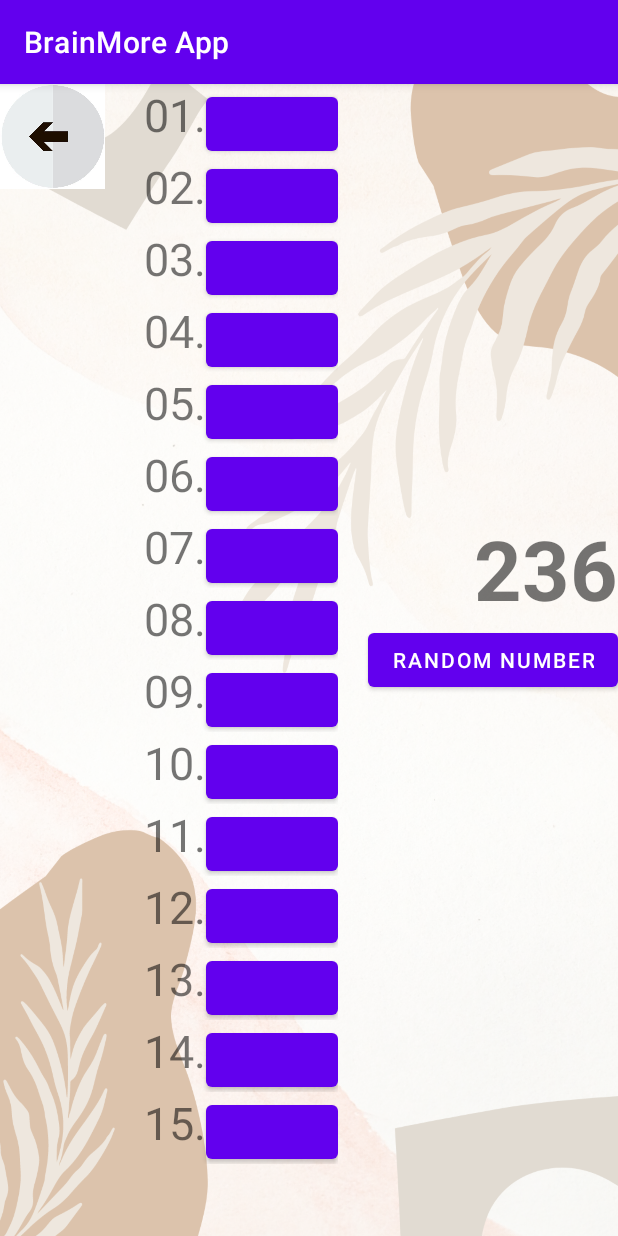
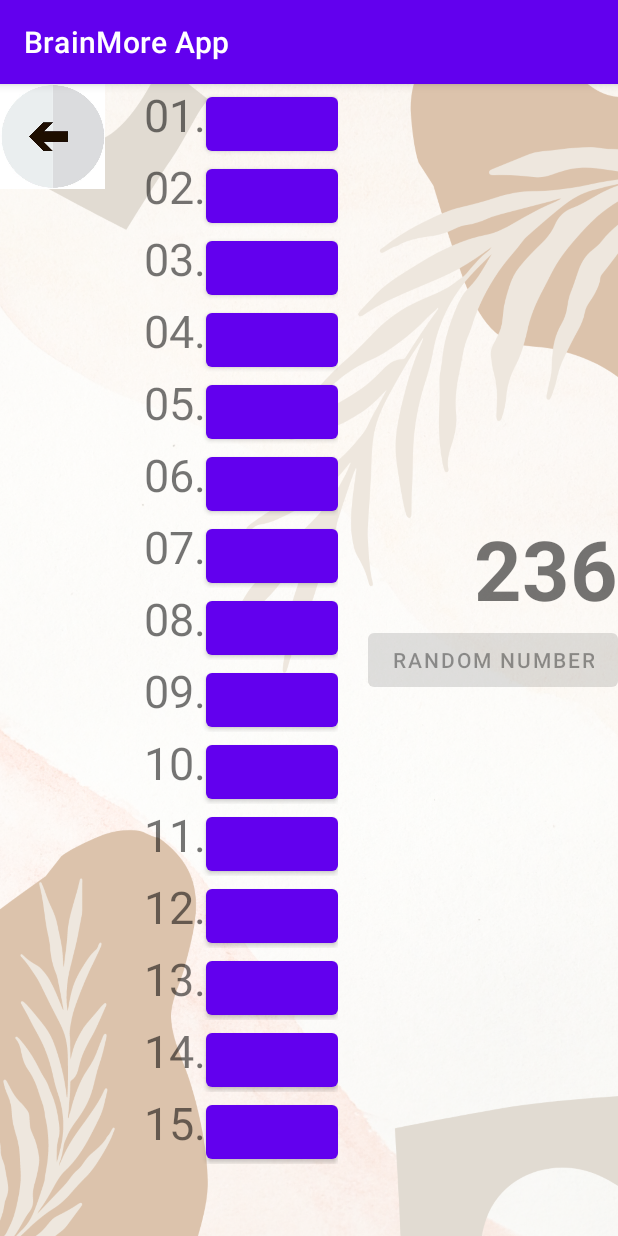
Before and after one commit to livcia/BrainMore_App, an Android app: the Numbers_game screen opened directly, with no data from a screen before it, after a tap on "RANDOM NUMBER", on a phone screen of 412 x 824 dp. Run offline under Robolectric (Android 15) with nearby library versions, the phone set to English and light mode, and no system bars.

Commit message:
new idea to create random number game

```diff
--- a/app/src/main/java/com/example/brainmoreapp/Numbers_game.java
+++ b/app/src/main/java/com/example/brainmoreapp/Numbers_game.java
@@ -8,12 +8,15 @@ import android.view.View;
 import android.widget.Button;
 import android.widget.TextView;
 
+import java.util.ArrayList;
 import java.util.Random;
 
 public class Numbers_game extends AppCompatActivity {
 Boolean lang;
-Button Brandom;
+Button Brandom, b1, b2, b3, b4, b5, b6, b7, b8, b9, b10, b11, b12, b13, b14, b15;
 TextView write_number;
+Integer randomnumber;
+ArrayList<Integer> numbers;
     @Override
     protected void onCreate(Bundle savedInstanceState) {
         super.onCreate(savedInstanceState);
@@ -22,12 +25,149 @@ TextView write_number;
         lang = intent.getBooleanExtra("PL_or_ENG", false);
         Brandom = findViewById(R.id.random);
         write_number = findViewById(R.id.write_number);
+        b1 = findViewById(R.id.b1);
+        b2 = findViewById(R.id.b2);
+        b3 = findViewById(R.id.b3);
+        b4 = findViewById(R.id.b4);
+        b5 = findViewById(R.id.b5);
+        b6 = findViewById(R.id.b6);
+        b7 = findViewById(R.id.b7);
+        b8 = findViewById(R.id.b8);
+        b9 = findViewById(R.id.b9);
+        b10 = findViewById(R.id.b10);
+        b11 = findViewById(R.id.b11);
+        b12 = findViewById(R.id.b12);
+        b13 = findViewById(R.id.b13);
+        b14 = findViewById(R.id.b14);
+        b15 = findViewById(R.id.b15);
+        numbers = new ArrayList<Integer>();
         Brandom.setOnClickListener(new View.OnClickListener() {
             @Override
             public void onClick(View view) {
                 Random rand = new Random();
-                Integer s = rand.nextInt(1000);
-                write_number.setText(""+s);
+                randomnumber = rand.nextInt(1000);
+                write_number.setText(""+randomnumber);
+                Brandom.setEnabled(false);
+            }
+        });
+        b1.setOnClickListener(new View.OnClickListener() {
+            @Override
+            public void onClick(View view) {
+                Brandom.setEnabled(true);
+                b1.setText(""+randomnumber);
+                write_number.setText("");
+            }
+        });
+        b2.setOnClickListener(new View.OnClickListener() {
+            @Override
+            public void onClick(View view) {
+                Brandom.setEnabled(true);
+                b2.setText(""+randomnumber);
+                write_number.setText("");
+            }
+        });
+        b3.setOnClickListener(new View.OnClickListener() {
+            @Override
+            public void onClick(View view) {
+                Brandom.setEnabled(true);
+                b3.setText(""+randomnumber);
+                write_number.setText("");
+            }
+        });
+        b4.setOnClickListener(new View.OnClickListener() {
+            @Override
+            public void onClick(View view) {
+                Brandom.setEnabled(true);
+                b4.setText(""+randomnumber);
+                write_number.setText("");
+            }
+        });
+        b5.setOnClickListener(new View.OnClickListener() {
+            @Override
+            public void onClick(View view) {
+                Brandom.setEnabled(true);
+                write_number.setText("");
+                b5.setText(""+randomnumber);
+            }
+        });
+        b6.setOnClickListener(new View.OnClickListener() {
+            @Override
+            public void onClick(View view) {
+                Brandom.setEnabled(true);
+                b6.setText(""+randomnumber);
+                write_number.setText("");
+            }
+        });
+        b7.setOnClickListener(new View.OnClickListener() {
+            @Override
+            public void onClick(View view) {
+                Brandom.setEnabled(true);
+                b7.setText(""+randomnumber);
+                write_number.setText("");
+            }
+        });
+        b8.setOnClickListener(new View.OnClickListener() {
+            @Override
+            public void onClick(View view) {
+                Brandom.setEnabled(true);
+                b8.setText(""+randomnumber);
+                write_number.setText("");
+            }
+        });
+        b9.setOnClickListener(new View.OnClickListener() {
+            @Override
+            public void onClick(View view) {
+                Brandom.setEnabled(true);
+                b9.setText(""+randomnumber);
+                write_number.setText("");
+            }
+        });
+        b10.setOnClickListener(new View.OnClickListener() {
+            @Override
+            public void onClick(View view) {
+                Brandom.setEnabled(true);
+                b10.setText(""+randomnumber);
+                write_number.setText("");
+            }
+        });
+        b11.setOnClickListener(new View.OnClickListener() {
+            @Override
+            public void onClick(View view) {
+                Brandom.setEnabled(true);
+                b11.setText(""+randomnumber);
+                write_number.setText("");
+            }
+        });
+        b12.setOnClickListener(new View.OnClickListener() {
+            @Override
+            public void onClick(View view) {
+                Brandom.setEnabled(true);
+                b12.setText(""+randomnumber);
+                write_number.setText("");
+            }
+        });
+        b13.setOnClickListener(new View.OnClickListener() {
+            @Override
+            public void onClick(View view) {
+                Brandom.setEnabled(true);
+                b13.setText(""+randomnumber);
+                write_number.setText("");
+            }
+        });
+        b14.setOnClickListener(new View.OnClickListener() {
+            @Override
+            public void onClick(View view) {
+                Brandom.setEnabled(true);
+                b14.setText(""+randomnumber);
+                write_number.setText("");
+            }
+        });
+        b15.setOnClickListener(new View.OnClickListener() {
+            @Override
+            public void onClick(View view) {
+                Brandom.setEnabled(true);
+                b15.setText(""+randomnumber);
+                write_number.setText("");
             }
         });
     }
--- a/app/src/main/res/layout/activity_numbers_game.xml
+++ b/app/src/main/res/layout/activity_numbers_game.xml
@@ -47,6 +47,7 @@
                 android:text="01."
                 android:textSize="30sp"/>
             <Button
+                android:id="@+id/b1"
                 android:layout_width="wrap_content"
                 android:layout_height="wrap_content"/>
         </LinearLayout>
@@ -60,6 +61,7 @@
                 android:text="02."
                 android:textSize="30sp"/>
             <Button
+                android:id="@+id/b2"
                 android:layout_width="wrap_content"
                 android:layout_height="wrap_content"/>
         </LinearLayout>
@@ -73,6 +75,7 @@
                 android:text="03."
                 android:textSize="30sp"/>
             <Button
+                android:id="@+id/b3"
                 android:layout_width="wrap_content"
                 android:layout_height="wrap_content"/>
         </LinearLayout>
@@ -86,6 +89,7 @@
                 android:text="04."
                 android:textSize="30sp"/>
             <Button
+                android:id="@+id/b4"
                 android:layout_width="wrap_content"
                 android:layout_height="wrap_content"/>
         </LinearLayout>
@@ -99,6 +103,7 @@
                 android:text="05."
                 android:textSize="30sp"/>
             <Button
+                android:id="@+id/b5"
                 android:layout_width="wrap_content"
                 android:layout_height="wrap_content"/>
         </LinearLayout>
@@ -112,6 +117,7 @@
                 android:text="06."
                 android:textSize="30sp"/>
             <Button
+                android:id="@+id/b6"
                 android:layout_width="wrap_content"
                 android:layout_height="wrap_content"/>
         </LinearLayout>
@@ -125,6 +131,7 @@
                 android:text="07."
                 android:textSize="30sp"/>
             <Button
+                android:id="@+id/b7"
                 android:layout_width="wrap_content"
                 android:layout_height="wrap_content"/>
         </LinearLayout>
@@ -138,6 +145,7 @@
                 android:text="08."
                 android:textSize="30sp"/>
             <Button
+                android:id="@+id/b8"
                 android:layout_width="wrap_content"
                 android:layout_height="wrap_content"/>
         </LinearLayout>
@@ -151,6 +159,7 @@
                 android:text="09."
                 android:textSize="30sp"/>
             <Button
+                android:id="@+id/b9"
                 android:layout_width="wrap_content"
                 android:layout_height="wrap_content"/>
         </LinearLayout>
@@ -164,6 +173,7 @@
                 android:text="10."
                 android:textSize="30sp"/>
             <Button
+                android:id="@+id/b10"
                 android:layout_width="wrap_content"
                 android:layout_height="wrap_content"/>
         </LinearLayout>
@@ -177,6 +187,7 @@
                 android:text="11."
                 android:textSize="30sp"/>
             <Button
+                android:id="@+id/b11"
                 android:layout_width="wrap_content"
                 android:layout_height="wrap_content"/>
         </LinearLayout>
@@ -190,6 +201,7 @@
                 android:text="12."
                 android:textSize="30sp"/>
             <Button
+                android:id="@+id/b12"
                 android:layout_width="wrap_content"
                 android:layout_height="wrap_content"/>
         </LinearLayout>
@@ -203,6 +215,7 @@
                 android:text="13."
                 android:textSize="30sp"/>
             <Button
+                android:id="@+id/b13"
                 android:layout_width="wrap_content"
                 android:layout_height="wrap_content"/>
         </LinearLayout>
@@ -216,6 +229,7 @@
                 android:text="14."
                 android:textSize="30sp"/>
             <Button
+                android:id="@+id/b14"
                 android:layout_width="wrap_content"
                 android:layout_height="wrap_content"/>
         </LinearLayout>
@@ -229,6 +243,7 @@
                 android:text="15."
                 android:textSize="30sp"/>
             <Button
+                android:id="@+id/b15"
                 android:layout_width="wrap_content"
                 android:layout_height="wrap_content"/>
         </LinearLayout>
```
